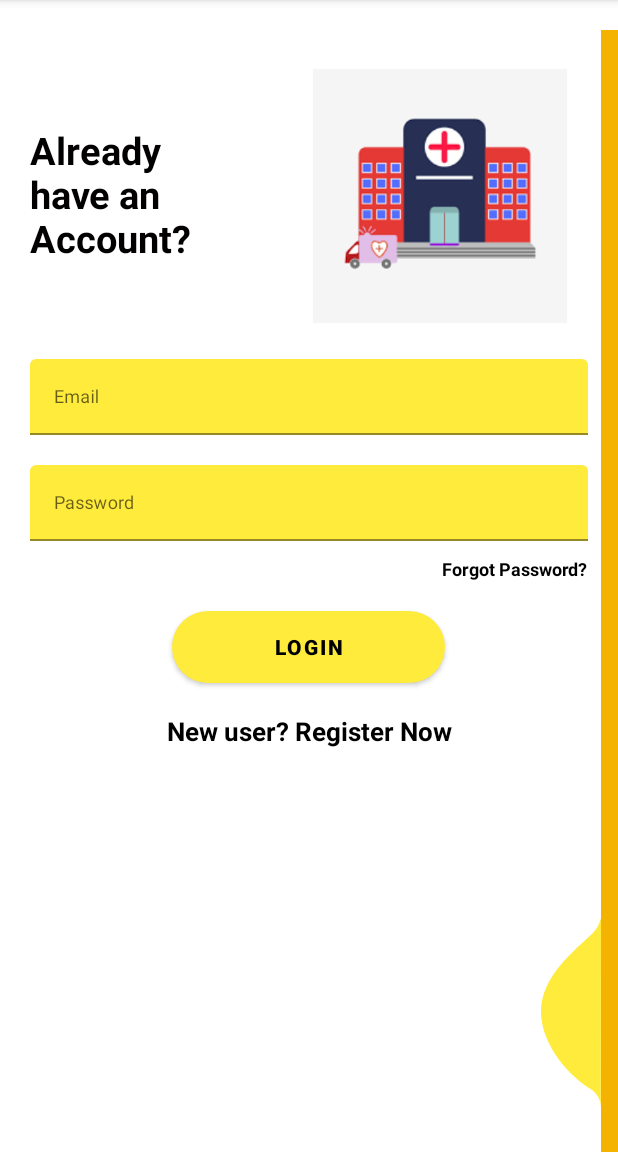
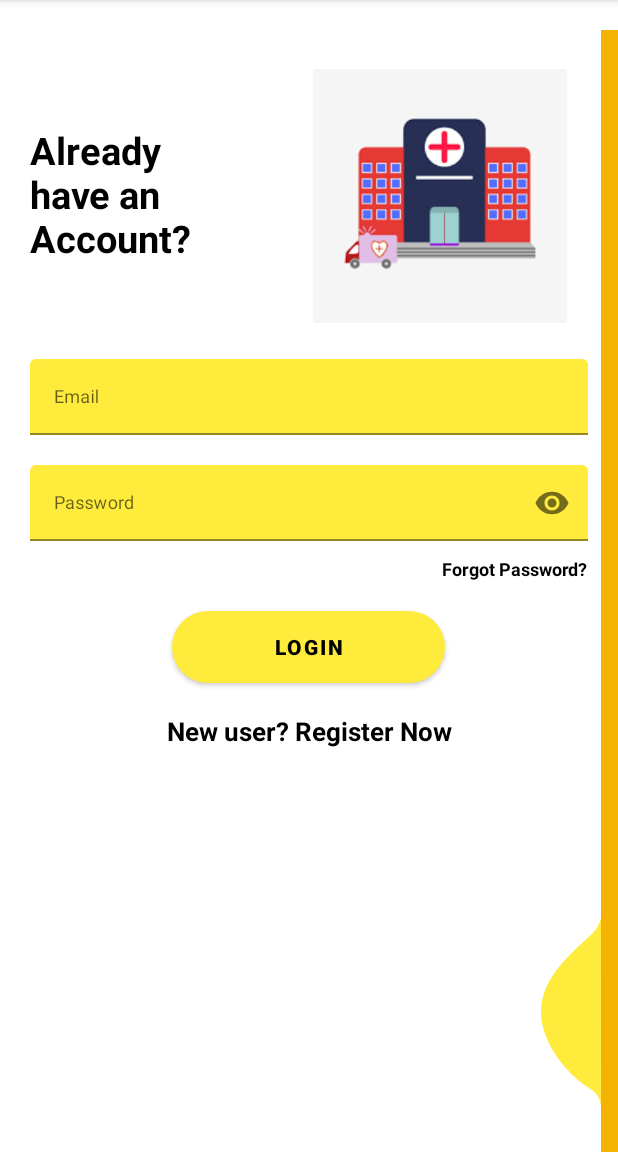
Before and after one commit to RushikeshDhaygude/AYUSH-Application, an Android app: the HospitalLog screen opened directly, with no data from a screen before it, on a phone screen of 412 x 824 dp, the part 84-1236 px from its top. Run offline under Robolectric (Android 15) with nearby library versions, the phone set to English and light mode, and no system bars; our stand-ins replace Firebase (no records; nobody signed in at launch, a user with empty details on screens opened directly); libraries missing offline, so code that uses them is left out: com.basgeekball.awesomevalidation; Roboto replaces fonts that are not available here; 3 statements that could not run were skipped.

Commit message:
eye added

```diff
--- a/app/src/main/res/layout/activity_hospital_log.xml
+++ b/app/src/main/res/layout/activity_hospital_log.xml
@@ -60,7 +60,8 @@
             <com.google.android.material.textfield.TextInputLayout
                 android:id="@+id/textInputPassword"
                 style="@style/parent"
-                android:layout_marginTop="@dimen/loginViewsMargin">
+                android:layout_marginTop="@dimen/loginViewsMargin"
+                app:passwordToggleEnabled="true">
 
                 <EditText
                     android:id="@+id/editTextPassword"
@@ -68,7 +69,7 @@
                     android:hint="@string/login_password_hint"
                     android:inputType="textPassword"
                     android:maxLines="1" />
-            </com.google.android.material.textfield.TextInputLayout>
+            </com.google.android.material.textfield.TextInputLayout>>
 
             <TextView
                 android:id="@+id/ForgetPass"
```
